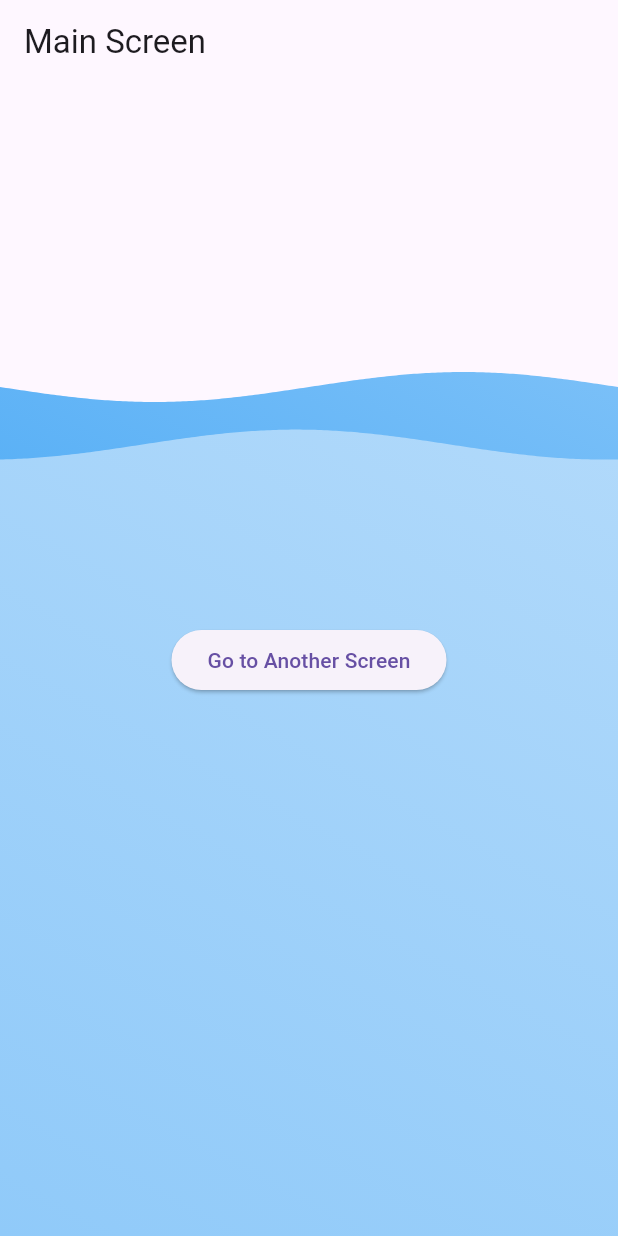
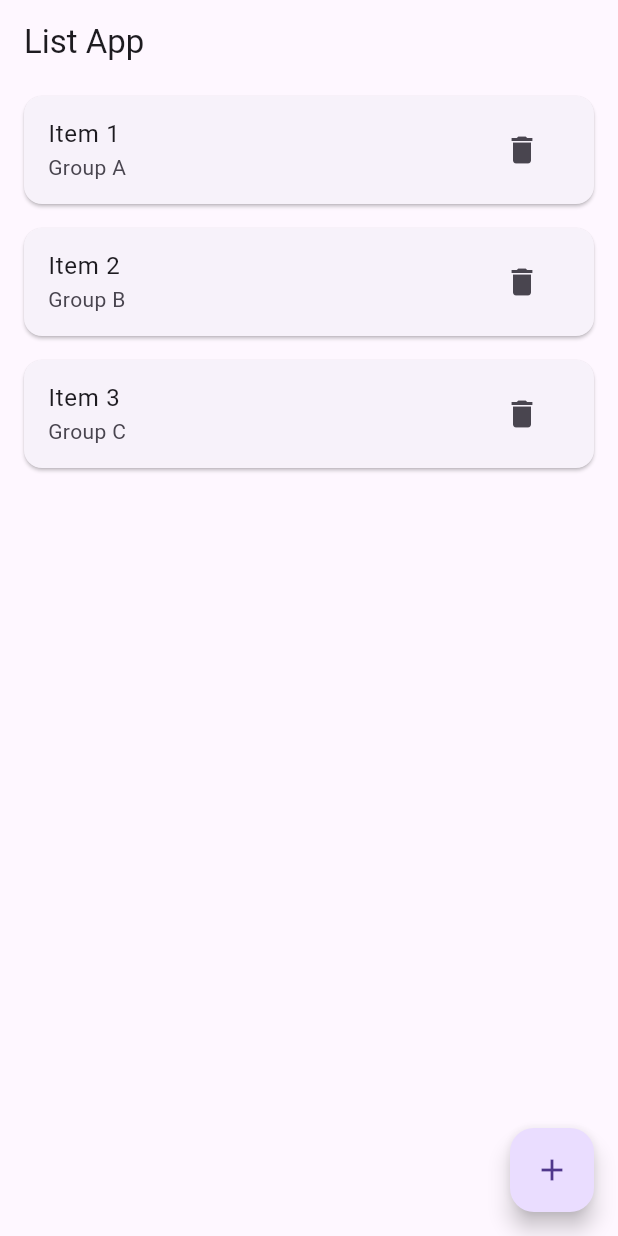
Before and after one commit to qwufy/cross1, a Flutter app: the screen it shows after launch, on a phone screen of 412 x 824 dp. Run offline on Flutter 3.47's test engine with Material 3 defaults, Android fonts, the phone set to English and light mode, and no system bars; drawn by our look-alikes of wave.

Commit message:
first commit

```diff
--- a/lib/main.dart
+++ b/lib/main.dart
@@ -1,69 +1,242 @@
 import 'package:flutter/material.dart';
-import 'package:wave/wave.dart';
-import 'package:wave/config.dart';
-import 'package:flutter_villains/villains/villains.dart';
 
 void main() {
-  runApp(MyApp());
+  runApp(ListApp());
 }
 
-class MyApp extends StatelessWidget {
+class ListItem {
+  String id;
+  String name;
+  String group;
+
+  ListItem({required this.id, required this.name, required this.group});
+}
+
+class ListApp extends StatelessWidget {
   @override
   Widget build(BuildContext context) {
     return MaterialApp(
-      title: 'Flutter Interface Preferences',
+      title: 'List App',
       theme: ThemeData(
         primarySwatch: Colors.blue,
+        visualDensity: VisualDensity.adaptivePlatformDensity,
       ),
-      home: MainScreen(),
+      home: ListScreen(),
     );
   }
 }
 
-class MainScreen extends StatelessWidget {
+class ListScreen extends StatefulWidget {
+  @override
+  _ListScreenState createState() => _ListScreenState();
+}
+
+class _ListScreenState extends State<ListScreen> {
+  List<ListItem> items = [
+    ListItem(id: '1', name: 'Item 1', group: 'Group A'),
+    ListItem(id: '2', name: 'Item 2', group: 'Group B'),
+    ListItem(id: '3', name: 'Item 3', group: 'Group C'),
+  ];
+
+  TextEditingController idController = TextEditingController();
+  TextEditingController nameController = TextEditingController();
+  TextEditingController groupController = TextEditingController();
+
+  void addItem(ListItem newItem) {
+    setState(() {
+      items.add(newItem);
+    });
+  }
+
+  void updateItem(int index, ListItem updatedItem) {
+    setState(() {
+      items[index] = updatedItem;
+    });
+  }
+
+  void deleteItem(int index) {
+    setState(() {
+      items.removeAt(index);
+    });
+  }
+
+  void showAddItemDialog(BuildContext context) {
+  showDialog(
+    context: context,
+    builder: (BuildContext context) {
+      return AlertDialog(
+        title: Text('Add Item'),
+        content: SingleChildScrollView(
+          child: Column(
+            mainAxisSize: MainAxisSize.min,
+            children: <Widget>[
+              TextField(
+                controller: idController,
+                decoration: InputDecoration(labelText: 'ID'),
+              ),
+              SizedBox(height: 8),
+              TextField(
+                controller: nameController,
+                decoration: InputDecoration(labelText: 'Name'),
+              ),
+              SizedBox(height: 8),
+              TextField(
+                controller: groupController,
+                decoration: InputDecoration(labelText: 'Group'),
+              ),
+            ],
+          ),
+        ),
+        actions: <Widget>[
+          TextButton(
+            onPressed: () {
+              Navigator.of(context).pop();
+            },
+            child: Text('Cancel'),
+          ),
+          ElevatedButton(
+            onPressed: () {
+              addItem(ListItem(
+                id: idController.text,
+                name: nameController.text,
+                group: groupController.text,
+              ));
+              idController.clear();
+              nameController.clear();
+              groupController.clear();
+              Navigator.of(context).pop();
+              setState(() {}); // Add this line to update UI
+            },
+            child: Text('Add'),
+          ),
+        ],
+      );
+    },
+  );
+}
+
+void showUpdateItemDialog(BuildContext context, int index) {
+  idController.text = items[index].id;
+  nameController.text = items[index].name;
+  groupController.text = items[index].group;
+
+  showDialog(
+    context: context,
+    builder: (BuildContext context) {
+      return AlertDialog(
+        title: Text('Update Item'),
+        content: SingleChildScrollView(
+          child: Column(
+            mainAxisSize: MainAxisSize.min,
+            children: <Widget>[
+              TextField(
+                controller: idController,
+                decoration: InputDecoration(labelText: 'ID'),
+              ),
+              SizedBox(height: 8),
+              TextField(
+                controller: nameController,
+                decoration: InputDecoration(labelText: 'Name'),
+              ),
+              SizedBox(height: 8),
+              TextField(
+                controller: groupController,
+                decoration: InputDecoration(labelText: 'Group'),
+              ),
+            ],
+          ),
+        ),
+        actions: <Widget>[
+          TextButton(
+            onPressed: () {
+              Navigator.of(context).pop();
+            },
+            child: Text('Cancel'),
+          ),
+          ElevatedButton(
+            onPressed: () {
+              updateItem(index, ListItem(
+                id: idController.text,
+                name: nameController.text,
+                group: groupController.text,
+              ));
+              idController.clear();
+              nameController.clear();
+              groupController.clear();
+              Navigator.of(context).pop();
+              setState(() {}); // Add this line to update UI
+            },
+            child: Text('Update'),
+          ),
+        ],
+      );
+    },
+  );
+}
+
+void showDeleteItemDialog(BuildContext context, int index) {
+  showDialog(
+    context: context,
+    builder: (BuildContext context) {
+      return AlertDialog(
+        title: Text('Delete Item'),
+        content: Text('Are you sure you want to delete this item?'),
+        actions: <Widget>[
+          TextButton(
+            onPressed: () {
+              Navigator.of(context).pop();
+            },
+            child: Text('Cancel'),
+          ),
+          ElevatedButton(
+            onPressed: () {
+              deleteItem(index);
+              Navigator.of(context).pop();
+              setState(() {}); // Add this line to update UI
+            },
+            child: Text('Delete'),
+          ),
+        ],
+      );
+    },
+  );
+}
+
+
   @override
   Widget build(BuildContext context) {
     return Scaffold(
       appBar: AppBar(
-        title: Text('Main Screen'),
+        title: Text('List App'),
       ),
-      body: Container(
-        child: Stack(
-          children: [
-            WaveWidget(
-              config: CustomConfig(
-                gradients: [
-                  [Colors.blue, Colors.blue.shade200],
-                  [Colors.blue.shade200, Colors.blue.shade100],
-                ],
-                durations: [35000, 19440],
-                heightPercentages: [0.25, 0.30],
-                blur: MaskFilter.blur(BlurStyle.solid, 10),
-                gradientBegin: Alignment.bottomLeft,
-                gradientEnd: Alignment.topRight,
-              ),
-              waveAmplitude: 0,
-              size: Size(
-                double.infinity,
-                double.infinity,
+      body: ListView.builder(
+        itemCount: items.length,
+        itemBuilder: (context, index) {
+          final item = items[index];
+          return Card(
+            margin: EdgeInsets.symmetric(vertical: 8, horizontal: 16),
+            child: ListTile(
+              title: Text(item.name),
+              subtitle: Text(item.group),
+              onTap: () {
+                showUpdateItemDialog(context, index);
+              },
+              trailing: IconButton(
+                icon: Icon(Icons.delete),
+                onPressed: () {
+                  showDeleteItemDialog(context, index);
+                },
               ),
             ),
-            Center(
-              child: Villain(
-                villainAnimation: VillainAnimation.fade(
-                  from: Duration(milliseconds: 100),
-                  to: Duration(milliseconds: 500),
-                ),
-                child: ElevatedButton( // Заменим RaisedButton на ElevatedButton
-                  onPressed: () {
-                    // Действия при нажатии на кнопку
-                  },
-                  child: Text('Go to Another Screen'),
-                ),
-              ),
-            ),
-          ],
-        ),
+          );
+        },
+      ),
+      floatingActionButton: FloatingActionButton(
+        onPressed: () {
+          showAddItemDialog(context);
+        },
+        tooltip: 'Add Item',
+        child: Icon(Icons.add),
       ),
     );
   }
```
Also changed, not shown: pubspec.yaml (+1 -73 lines), pubspec.lock.
